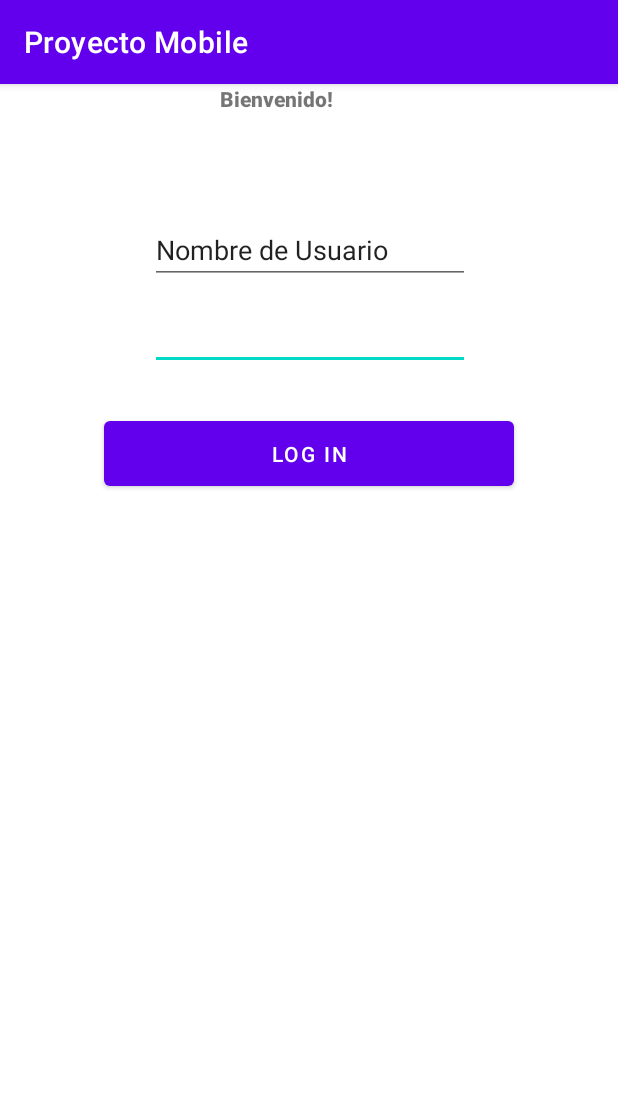
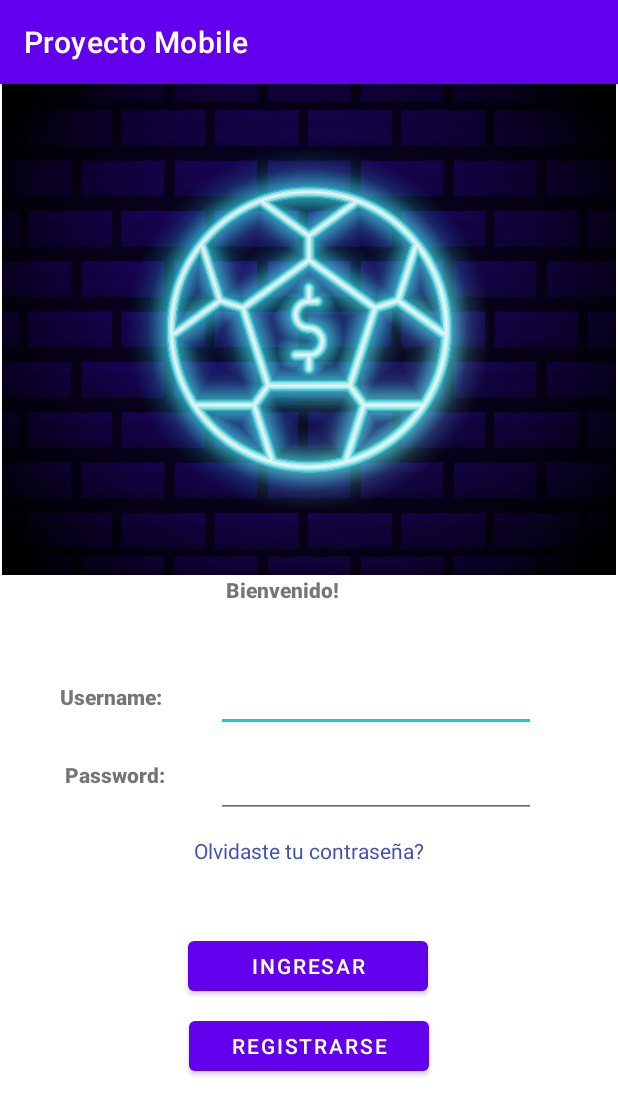
Before and after one commit to Diego377/Proyecto-mobile, an Android app: the screen it shows after launch (LoginActivity), on a phone screen of 412 x 824 dp. Shown: the top 1115 px of the screen. Run offline under Robolectric (Android 15) with nearby library versions, the phone set to English and light mode, and no system bars.

Commit message:
Login Hardcodeado pero terminado

```diff
--- a/app/src/main/java/com/example/proyectomobile/LoginActivity.kt
+++ b/app/src/main/java/com/example/proyectomobile/LoginActivity.kt
@@ -1,30 +1,63 @@
 package com.example.proyectomobile
 
-import androidx.appcompat.app.AppCompatActivity
+import android.content.Intent
 import android.os.Bundle
+import android.util.Log
 import android.widget.Button
 import android.widget.EditText
 import android.widget.TextView
+import androidx.appcompat.app.AppCompatActivity
 
 class LoginActivity : AppCompatActivity() {
     override fun onCreate(savedInstanceState: Bundle?) {
         super.onCreate(savedInstanceState)
         setContentView(R.layout.activity_login)
 
+        lateinit var welcomeText: TextView
+        lateinit var forgetpass: TextView
+        lateinit var textChange: TextView
+        lateinit var username : EditText
+        lateinit var password : EditText
         lateinit var btnLogin: Button
-        lateinit var welcomeText: TextView
+        lateinit var btnRegister : Button
 
-        var username: EditText = findViewById(R.id.inputEmail)
-        var password: EditText = findViewById(R.id.inputPassword)
-
+        username = findViewById(R.id.inputEmail)
+        password = findViewById(R.id.inputPassword)
+        btnLogin = findViewById(R.id.btnLoggin)
+        btnRegister = findViewById(R.id.btnRegister)
+        textChange = findViewById(R.id.textError)
 
         btnLogin.setOnClickListener {
-            if((username.text.toString() !== "Apostador") || (password.text.toString() !== "apuesta")
-            ){
-                welcomeText.text = "Nombre de usuario o contrasenia incorrecto!"
+            if(VerifyLogin(username.text.toString(), password.text.toString())) {
+                textChange.text = "Credenciales Correctas!"
+                Thread.sleep(3000);
+                val nextActivity = Intent(this, MainActivity::class.java)
+                startActivity(nextActivity)
             }else{
-                welcomeText.text = "Intentando conectar..."
+                textChange.text = "Nombre de usuario o contraseña incorrecto!"
             }
         }
+
+    }
+
+    private fun VerifyLogin(username: String, password: String): Boolean {
+        var res : Boolean
+        var userVerified : String
+        var passVerified : String
+
+        userVerified = "apostador"
+        passVerified = "apuesta"
+        res = false
+
+        Log.d("Username", username)
+        Log.d("Password", password)
+        Log.d("UserCorrect", userVerified)
+        Log.d("PassCorrect", passVerified)
+        if(username == userVerified){
+            if(password == passVerified){
+                res = true
+            }
+        }
+        return res
     }
 }
--- a/app/src/main/java/com/example/proyectomobile/MainActivity.kt
+++ b/app/src/main/java/com/example/proyectomobile/MainActivity.kt
@@ -10,9 +10,6 @@ class MainActivity : AppCompatActivity() {
     override fun onCreate(savedInstanceState: Bundle?) {
         super.onCreate(savedInstanceState)
         setContentView(R.layout.activity_main)
-        val btn : Button = findViewById(R.id.btnToLogin)
-        btn.setOnClickListener {
-            startActivity(Intent(this@MainActivity, LoginActivity::class.java))
-        }
+
     }
 }
--- a/app/src/main/res/layout/activity_login.xml
+++ b/app/src/main/res/layout/activity_login.xml
@@ -2,19 +2,47 @@
 <androidx.constraintlayout.widget.ConstraintLayout xmlns:android="http://schemas.android.com/apk/res/android"
     xmlns:app="http://schemas.android.com/apk/res-auto"
     xmlns:tools="http://schemas.android.com/tools"
-    android:layout_width="match_parent"
-    android:layout_height="match_parent"
+    android:layout_width="wrap_content"
+    android:layout_height="wrap_content"
     tools:context=".LoginActivity">
 
-    <Button
-        android:id="@+id/loginBtn"
-        android:layout_width="273dp"
-        android:layout_height="55dp"
-        android:layout_marginTop="28dp"
-        android:text="Log in"
+    <TextView
+        android:id="@+id/EnterUser"
+        android:layout_width="128dp"
+        android:layout_height="44dp"
+        android:layout_marginTop="44dp"
+        android:fontFamily="sans-serif-black"
+        android:text="Username:"
+        android:textAlignment="center"
+        app:layout_constraintEnd_toStartOf="@+id/inputEmail"
+        app:layout_constraintHorizontal_bias="0.611"
+        app:layout_constraintStart_toStartOf="parent"
+        app:layout_constraintTop_toBottomOf="@+id/welcomeText" />
+
+    <TextView
+        android:id="@+id/EnterPass"
+        android:layout_width="123dp"
+        android:layout_height="36dp"
+        android:layout_marginTop="8dp"
+        android:fontFamily="sans-serif-black"
+        android:text="Password:"
+        android:textAlignment="center"
+        app:layout_constraintEnd_toStartOf="@+id/inputPassword"
+        app:layout_constraintHorizontal_bias="0.695"
+        app:layout_constraintStart_toStartOf="parent"
+        app:layout_constraintTop_toBottomOf="@+id/EnterUser" />
+
+    <EditText
+        android:id="@+id/inputEmail"
+        android:layout_width="wrap_content"
+        android:layout_height="wrap_content"
+        android:layout_marginTop="32dp"
+        android:ems="10"
+        android:inputType="textEmailAddress"
         app:layout_constraintEnd_toEndOf="parent"
+        app:layout_constraintHorizontal_bias="0.726"
         app:layout_constraintStart_toStartOf="parent"
-        app:layout_constraintTop_toBottomOf="@+id/inputPassword" />
+        app:layout_constraintTop_toBottomOf="@+id/welcomeText" />
 
     <EditText
         android:id="@+id/inputPassword"
@@ -25,31 +53,73 @@
         android:ems="10"
         android:inputType="textPassword"
         app:layout_constraintEnd_toEndOf="parent"
-        app:layout_constraintHorizontal_bias="0.502"
+        app:layout_constraintHorizontal_bias="0.726"
         app:layout_constraintStart_toStartOf="parent"
         app:layout_constraintTop_toBottomOf="@+id/inputEmail" />
 
-    <EditText
-        android:id="@+id/inputEmail"
+    <TextView
+        android:id="@+id/welcomeText"
+        android:layout_width="118dp"
+        android:layout_height="27dp"
+        android:fontFamily="sans-serif-black"
+        android:text="Bienvenido!"
+        android:textAlignment="center"
+        app:layout_constraintEnd_toEndOf="parent"
+        app:layout_constraintHorizontal_bias="0.441"
+        app:layout_constraintStart_toStartOf="parent"
+        app:layout_constraintTop_toBottomOf="@+id/imageView" />
+
+    <ImageView
+        android:id="@+id/imageView"
+        android:layout_width="428dp"
+        android:layout_height="327dp"
+        app:layout_constraintEnd_toEndOf="parent"
+        app:layout_constraintHorizontal_bias="0.529"
+        app:layout_constraintStart_toStartOf="parent"
+        app:layout_constraintTop_toTopOf="parent"
+        app:srcCompat="@mipmap/football" />
+
+    <Button
+        android:id="@+id/btnLoggin"
+        android:layout_width="160dp"
+        android:layout_height="45dp"
+        android:layout_marginTop="76dp"
+        android:text="Ingresar"
+        app:layout_constraintEnd_toEndOf="parent"
+        app:layout_constraintHorizontal_bias="0.498"
+        app:layout_constraintStart_toStartOf="parent"
+        app:layout_constraintTop_toBottomOf="@+id/inputPassword" />
+
+    <Button
+        android:id="@+id/btnRegister"
+        android:layout_width="160dp"
+        android:layout_height="45dp"
+        android:layout_marginTop="8dp"
+        android:text="Registrarse"
+        app:layout_constraintEnd_toEndOf="parent"
+        app:layout_constraintStart_toStartOf="parent"
+        app:layout_constraintTop_toBottomOf="@+id/btnLoggin" />
+
+    <TextView
+        android:id="@+id/textForget"
         android:layout_width="wrap_content"
         android:layout_height="wrap_content"
-        android:layout_marginTop="32dp"
-        android:ems="10"
-        android:inputType="textEmailAddress"
-        android:text="Nombre de Usuario"
+        android:layout_marginTop="12dp"
+        android:clickable="true"
+        android:text="Olvidaste tu contraseña?"
+        android:textColor="#3F51B5"
         app:layout_constraintEnd_toEndOf="parent"
-        app:layout_constraintHorizontal_bias="0.502"
+        app:layout_constraintHorizontal_bias="0.501"
+        app:layout_constraintStart_toStartOf="parent"
+        app:layout_constraintTop_toBottomOf="@+id/inputPassword" />
+
+    <TextView
+        android:id="@+id/textError"
+        android:layout_width="wrap_content"
+        android:layout_height="wrap_content"
+        app:layout_constraintBottom_toTopOf="@+id/inputEmail"
+        app:layout_constraintEnd_toEndOf="parent"
         app:layout_constraintStart_toStartOf="parent"
         app:layout_constraintTop_toBottomOf="@+id/welcomeText" />
 
-    <TextView
-        android:id="@+id/welcomeText"
-        android:layout_width="119dp"
-        android:layout_height="56dp"
-        android:fontFamily="sans-serif-black"
-        android:text="Bienvenido!"
-        app:layout_constraintEnd_toEndOf="parent"
-        app:layout_constraintStart_toStartOf="parent"
-        tools:layout_editor_absoluteY="373dp" />
-
 </androidx.constraintlayout.widget.ConstraintLayout>
--- a/app/src/main/res/layout/activity_main.xml
+++ b/app/src/main/res/layout/activity_main.xml
@@ -15,13 +15,4 @@
         app:layout_constraintStart_toStartOf="parent"
         app:layout_constraintTop_toTopOf="parent" />
 
-    <Button
-        android:id="@+id/btnToLogin"
-        android:layout_width="wrap_content"
-        android:layout_height="wrap_content"
-        android:text="Go to Login"
-        app:layout_constraintEnd_toEndOf="parent"
-        app:layout_constraintStart_toStartOf="parent"
-        tools:layout_editor_absoluteY="521dp" />
-
 </androidx.constraintlayout.widget.ConstraintLayout>
```
